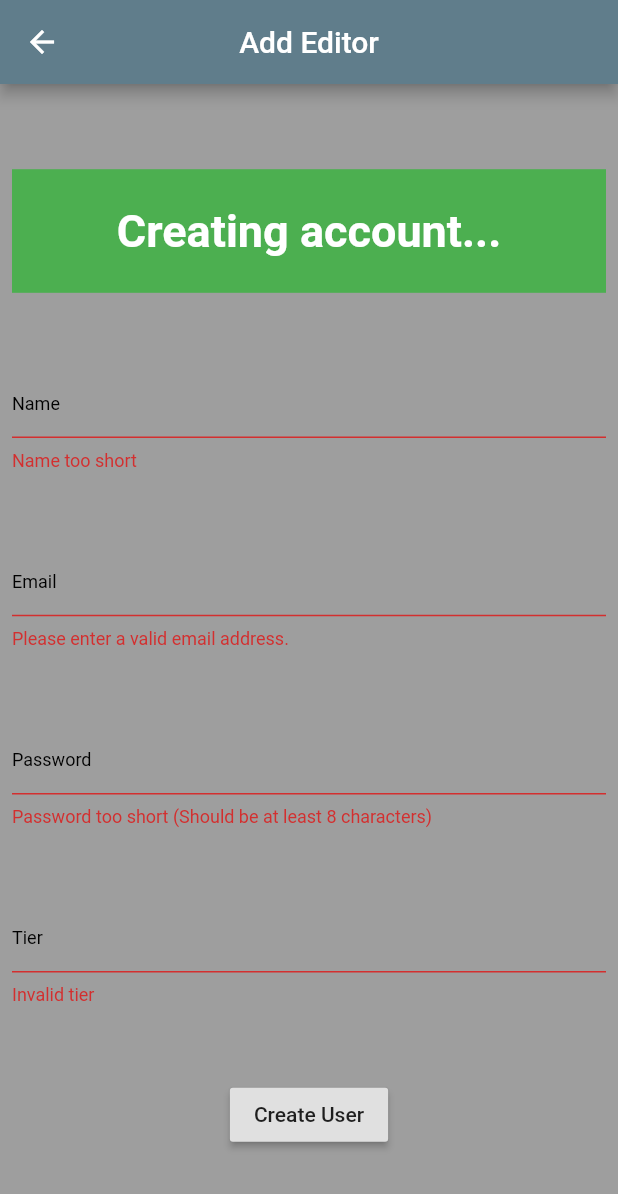
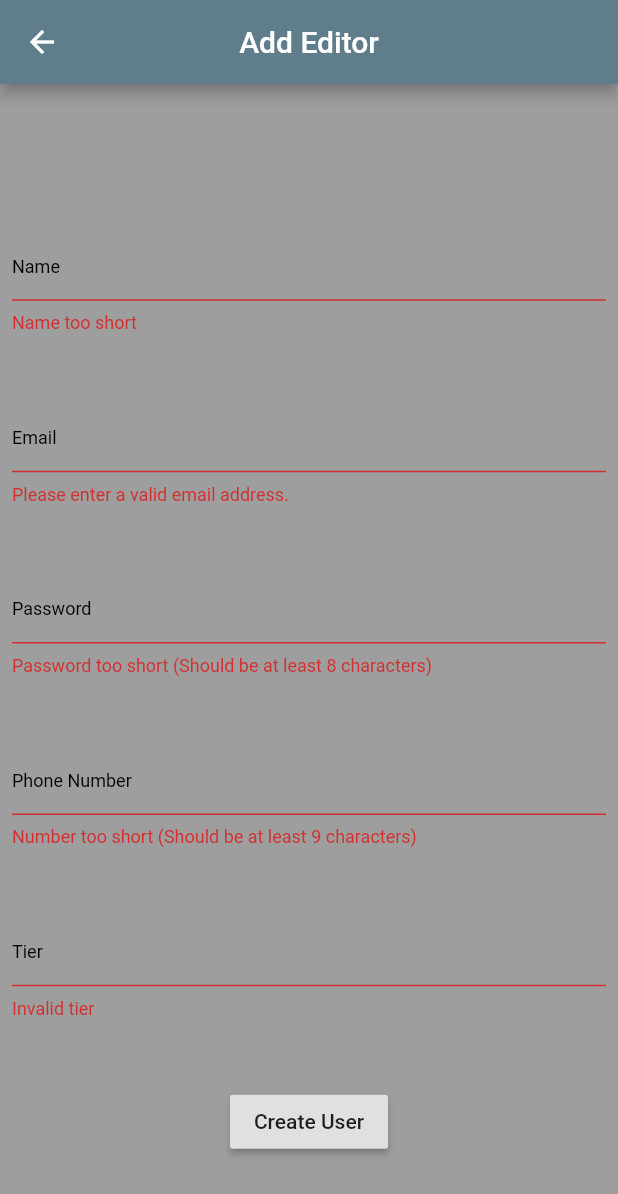
Before and after one commit to gautam-menon/EnvyWeb, a Flutter app: the AddEditor screen opened directly, after a tap on "Create User", on a phone screen of 412 x 824 dp. Shown: the top 1194 px of the screen. Run offline on Flutter 3.47's test engine with Material 2 defaults, Android fonts, the light colour scheme and no system bars; our stand-ins replace cached_network_image, firebase_auth; missing offline and left inert: firebase_auth_web, firebase_core_web, image_picker_web; accounts and stored records are empty.

Commit message:
Fixed bugs

```diff
--- a/lib/Screens/Admin/AddEditor.dart
+++ b/lib/Screens/Admin/AddEditor.dart
@@ -9,18 +9,18 @@ class AddEditor extends StatefulWidget {
 class _AddEditorState extends State<AddEditor> {
   bool visible = false;
   void _submit(context) {
+    final form = formKey.currentState;
+    if (form.validate()) {
+      form.save();
       setState(() {
         visible = true;
       });
-    final form = formKey.currentState;
-    if (form.validate()) {
-      form.save();
       createEditor(context);
     }
   }
 
   createEditor(context) async {
-    bool response = await ApiFunctionsAdmin().addEditor(
+    var response = await ApiFunctionsAdmin().addEditor(
       name.text,
       email.text,
       password.text,
@@ -28,7 +28,8 @@ class _AddEditorState extends State<AddEditor> {
       phoneNo.text,
     );
     print(response);
-    if (response) {
+    bool condition = response['status'];
+    if (condition) {
       showDialog(
           context: context,
           builder: (context) => Dialog(
@@ -36,7 +37,11 @@ class _AddEditorState extends State<AddEditor> {
                   height: MediaQuery.of(context).size.height / 2,
                   width: MediaQuery.of(context).size.width / 2,
                   child: Column(children: [
-                    Icon(Icons.done, size: 50),
+                    Icon(
+                      Icons.done,
+                      size: 50,
+                      color: Colors.green,
+                    ),
                     Text("Account Created Successfully!"),
                     RaisedButton(
                       onPressed: () {
@@ -54,11 +59,17 @@ class _AddEditorState extends State<AddEditor> {
               child: Container(
                   height: MediaQuery.of(context).size.height / 2,
                   width: MediaQuery.of(context).size.width / 2,
-                  child: Column(mainAxisAlignment: MainAxisAlignment.spaceEvenly,
+                  child: Column(
+                      mainAxisAlignment: MainAxisAlignment.spaceEvenly,
                       children: [
-                    Icon(Icons.error, size: 50),
-                    Text("Account Could not be created"),
-                    RaisedButton(child: Text("Okay"),
+                        Icon(
+                          Icons.error,
+                          size: 50,
+                          color: Colors.red,
+                        ),
+                        Text(response['req'] ?? "Account could not be created"),
+                        RaisedButton(
+                          child: Text("Okay"),
                           onPressed: () {
                             setState(() {
                               visible = false;
@@ -103,10 +114,16 @@ class _AddEditorState extends State<AddEditor> {
                         width: screenSize.width,
                         height: screenSize.height * 0.1,
                         color: Colors.green,
-                        child: Center(
-                          child: Text("Creating account...",
-                              style:
-                                  TextStyle(color: Colors.white, fontSize: 30, fontWeight: FontWeight.bold)),
+                        child: Row(
+                          mainAxisAlignment: MainAxisAlignment.center,
+                          children: [
+                            Text("Creating account...",
+                                style: TextStyle(
+                                    color: Colors.white,
+                                    fontSize: 30,
+                                    fontWeight: FontWeight.bold)),
+                            CircularProgressIndicator()
+                          ],
                         )),
                   ),
                   TextFormField(
@@ -144,10 +161,18 @@ class _AddEditorState extends State<AddEditor> {
                             TextStyle(color: Colors.black, fontSize: 12.0)),
                   ),
                   TextFormField(
-                    validator: (val) =>
-                        val != 'basic' || val == 'premium' || val == 'pro'
-                            ? 'Invalid tier'
+                    validator: (val) => val.length < 8
+                        ? 'Number too short (Should be at least 9 characters)'
                         : null,
+                    controller: phoneNo,
+                    style: TextStyle(color: Colors.black),
+                    decoration: InputDecoration(
+                        hintText: "Phone Number",
+                        hintStyle:
+                            TextStyle(color: Colors.black, fontSize: 12.0)),
+                  ),
+                  TextFormField(
+                    validator: (val) => val != 'basic' ? 'Invalid tier' : null,
                     controller: tier,
                     style: TextStyle(color: Colors.black),
                     decoration: InputDecoration(
--- a/lib/Services/Auth.dart
+++ b/lib/Services/Auth.dart
@@ -23,5 +23,6 @@ class AuthService {
     UserCredential usercredential = await FirebaseAuth.instance
         .createUserWithEmailAndPassword(email: email, password: password);
     return usercredential.user.uid;
+    //if user exists, return the uid of that account.
   }
 }
```
Also changed, not shown: lib/Services/ApiFunctions -Admin.dart (+13 -7 lines), 1 other file. Lines whose indentation alone changed are shown as unchanged.
